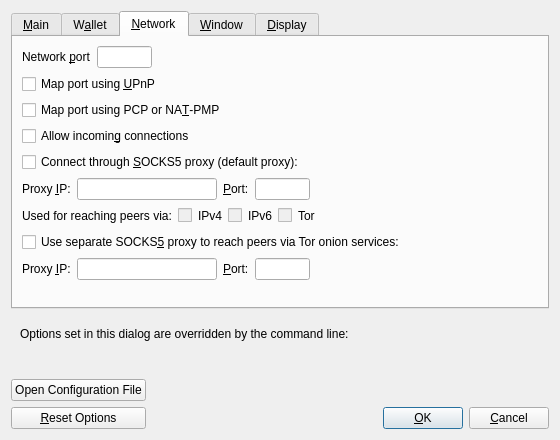
This is src/qt/forms/optionsdialog.ui in l0rinc/bitcoin as Qt 5 draws it before an edit. The edited form follows.
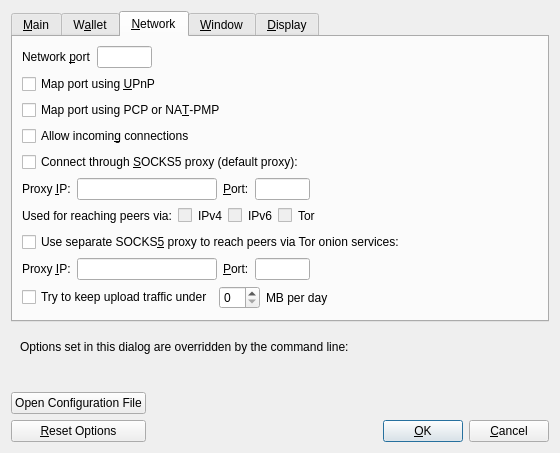
This is the edited form. The open tabs and pages were chosen to show the change. Custom widgets are drawn as their Qt base class.

Commit message: Qt/Options: Expose maxuploadtarget in GUI using rwconf

```diff
--- a/src/qt/forms/optionsdialog.ui
+++ b/src/qt/forms/optionsdialog.ui
@@ -672,6 +672,46 @@
          </item>
         </layout>
        </item>
+       <item>
+        <layout class="QHBoxLayout" name="horizontalLayout_maxuploadtarget">
+         <item>
+          <widget class="QCheckBox" name="maxuploadtargetCheckbox">
+           <property name="text">
+            <string>Try to keep upload traffic under</string>
+           </property>
+          </widget>
+         </item>
+         <item>
+          <widget class="QSpinBox" name="maxuploadtarget"/>
+         </item>
+         <item>
+          <widget class="QLabel" name="maxuploadtargetUnitLabel">
+           <property name="text">
+            <string>MB per day</string>
+           </property>
+           <property name="textFormat">
+            <enum>Qt::PlainText</enum>
+           </property>
+           <property name="buddy">
+            <cstring>maxuploadtargetCheckbox</cstring>
+           </property>
+          </widget>
+         </item>
+         <item>
+          <spacer name="horizontalSpacer_maxuploadtarget">
+           <property name="orientation">
+            <enum>Qt::Horizontal</enum>
+           </property>
+           <property name="sizeHint" stdset="0">
+            <size>
+             <width>40</width>
+             <height>20</height>
+            </size>
+           </property>
+          </spacer>
+         </item>
+        </layout>
+       </item>
        <item>
         <spacer name="verticalSpacer_Network">
          <property name="orientation">
```
The commit also changes 3 other files.
